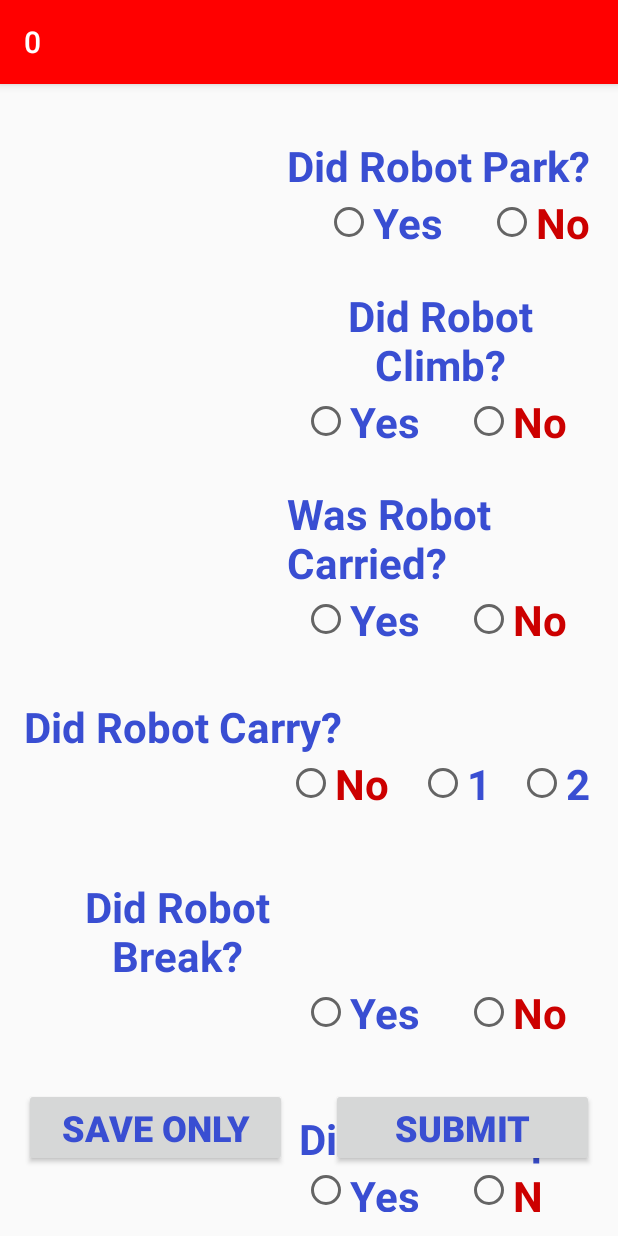
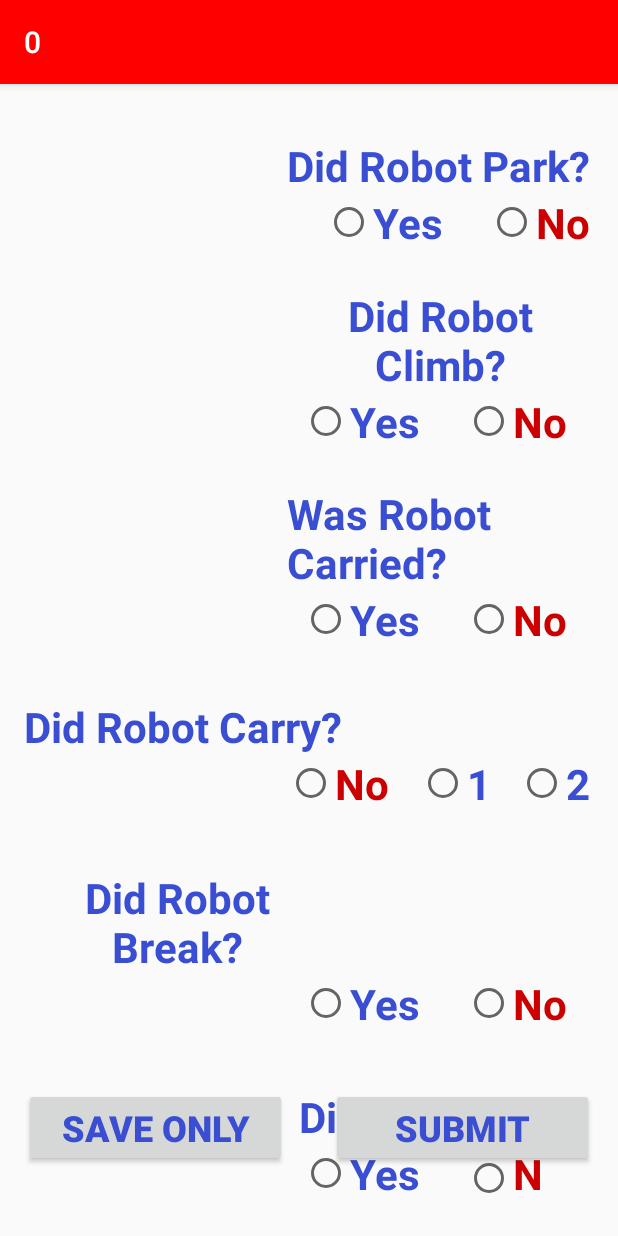
Before and after one commit to RoboRebelsScouting/2018MatchApp, an Android app: the activity_fourth screen opened directly, with no data from a screen before it, on a phone screen of 412 x 824 dp. Run offline under Robolectric (Android 15) with nearby library versions, the phone set to English and light mode, and no system bars.

Commit message:
Updated version of Match App 1.5
Zeroed out values for robot hitting the scale. Fixed some formatting and alignment issues for buttons/radio buttons in the teleop page and end game page.

```diff
--- a/app/src/main/java/scouting2017/matchapp/activity_fourth.java
+++ b/app/src/main/java/scouting2017/matchapp/activity_fourth.java
@@ -182,6 +182,7 @@ public boolean robotTipped = false;
         myAppVariables.numberCubesStuck = 0;
         myAppVariables.autoPosition = "";
         myAppVariables.numberCarriedRobots = 0;
+        myAppVariables.numberhitsScale = 0;
         //myAppVariables.scouterName = "";
         //myAppVariables.matchNumber = 0;
         //myAppVariables.robotNumber = 0;
--- a/app/src/main/res/layout/activity_fourth.xml
+++ b/app/src/main/res/layout/activity_fourth.xml
@@ -100,7 +100,7 @@
         android:textColor="@color/colorPrimary"
         android:textSize="28sp"
         android:textStyle="normal|bold"
-        android:layout_marginTop="44dp"
+        android:layout_marginTop="38dp"
         android:layout_below="@+id/radioGroup7"
         android:layout_toStartOf="@+id/submitNewButton" />
 
@@ -190,9 +190,9 @@
         android:textColor="@color/colorPrimary"
         android:textSize="28sp"
         android:textStyle="bold"
+        android:layout_marginTop="37dp"
         android:layout_below="@+id/radioGroup2"
-        android:layout_alignStart="@+id/carried"
-        android:layout_marginTop="46dp" />
+        android:layout_toEndOf="@+id/saveButton" />
 
 
 
@@ -333,11 +333,11 @@
             android:layout_alignTop="@+id/carriedOneRobot"
             android:layout_marginStart="18dp"
             android:layout_toEndOf="@+id/carriedOneRobot"
+            android:onClick="carriedRobots"
             android:text="2"
             android:textColor="@color/colorPrimary"
             android:textSize="28sp"
-            android:textStyle="bold"
-            android:onClick="carriedRobots"/>
+            android:textStyle="bold" />
 
     </RadioGroup>
 
```
Also changed, not shown: app/src/main/res/layout/activity_third.xml (+15 -15 lines).
